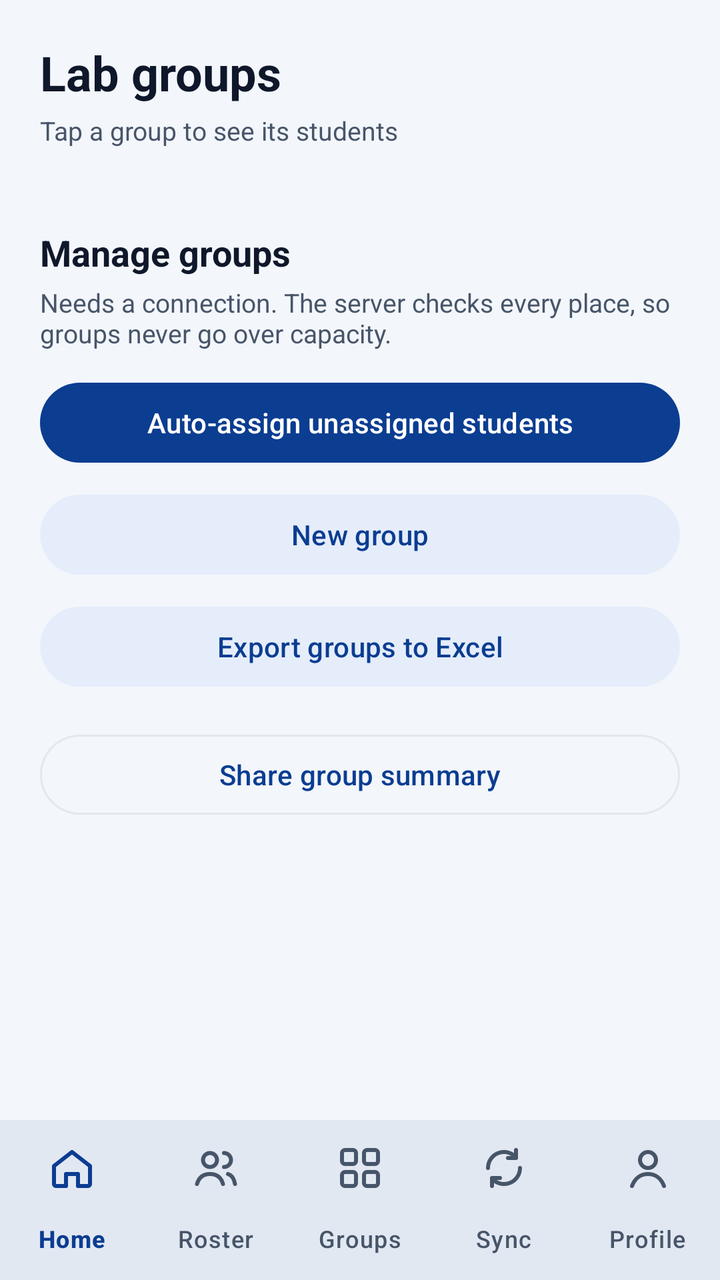
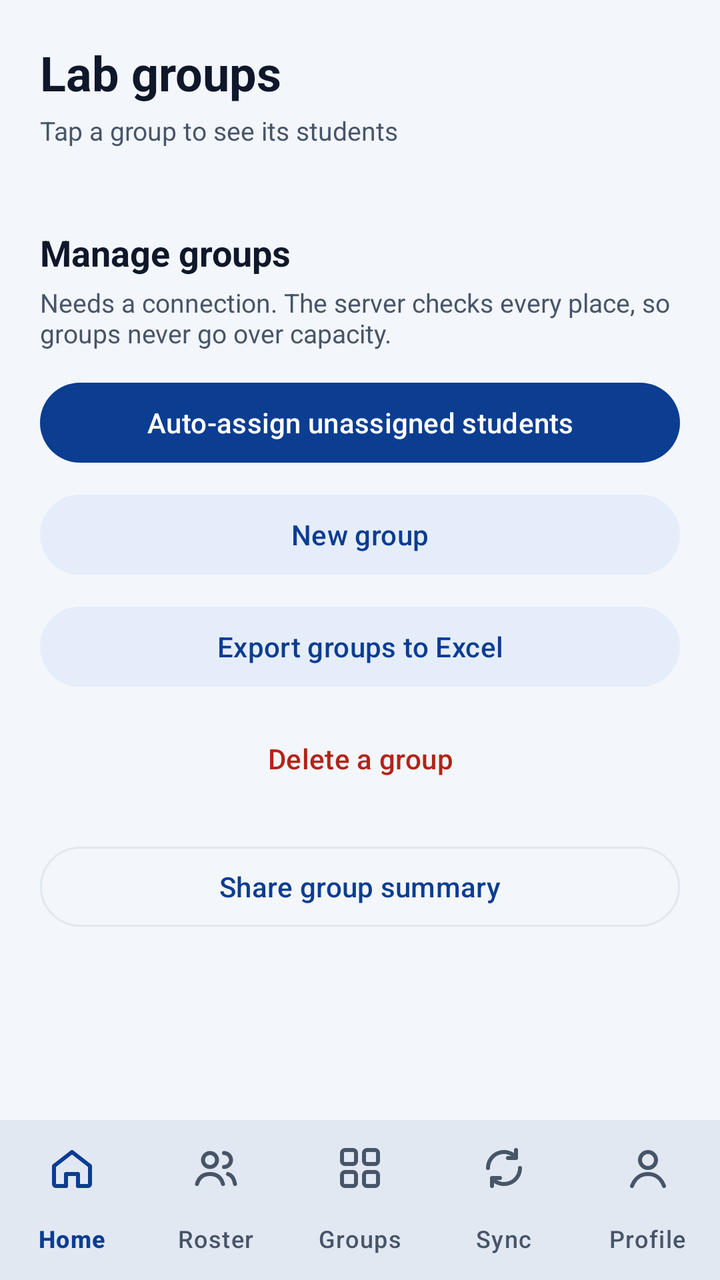

The first picture is an Android layout as it rendered before a commit; the second is the same layout after the commit. The layout source and the unified diff follow.
<!-- AndroidManifest.xml: application theme Theme.MUStudentSync -->
<!-- res/layout/activity_groups.xml -->
<?xml version="1.0" encoding="utf-8"?>
<LinearLayout xmlns:android="http://schemas.android.com/apk/res/android"
    xmlns:app="http://schemas.android.com/apk/res-auto"
    android:layout_width="match_parent"
    android:layout_height="match_parent"
    android:orientation="vertical"
    android:background="@color/campus_ground"
    android:fitsSystemWindows="true">

    <ScrollView
        android:layout_width="match_parent"
        android:layout_height="0dp"
        android:layout_weight="1">

        <LinearLayout
            android:layout_width="match_parent"
            android:layout_height="wrap_content"
            android:orientation="vertical"
            android:padding="20dp">

            <TextView
                android:layout_width="wrap_content"
                android:layout_height="wrap_content"
                android:text="@string/groups_title"
                android:textColor="@color/campus_text"
                android:textSize="24sp"
                android:textStyle="bold"
                android:accessibilityHeading="true" />

            <TextView
                android:layout_width="wrap_content"
                android:layout_height="wrap_content"
                android:layout_marginTop="4dp"
                android:layout_marginBottom="16dp"
                android:text="@string/groups_subtitle"
                android:textColor="@color/campus_muted"
                android:textSize="13sp" />

            <LinearLayout
                android:id="@+id/listAllGroups"
                android:layout_width="match_parent"
                android:layout_height="wrap_content"
                android:background="@drawable/bg_campus_card"
                android:orientation="vertical" />

            
            <TextView
                android:layout_width="wrap_content"
                android:layout_height="wrap_content"
                android:layout_marginTop="24dp"
                android:text="@string/group_manage_title"
                android:textColor="@color/campus_text"
                android:textSize="18sp"
                android:textStyle="bold"
                android:accessibilityHeading="true" />

            <TextView
                android:layout_width="wrap_content"
                android:layout_height="wrap_content"
                android:layout_marginTop="4dp"
                android:text="@string/group_manage_subtitle"
                android:textColor="@color/campus_muted"
                android:textSize="13sp" />

            <com.google.android.material.progressindicator.LinearProgressIndicator
                android:id="@+id/progressGroupAdmin"
                android:layout_width="match_parent"
                android:layout_height="wrap_content"
                android:layout_marginTop="8dp"
                android:indeterminate="true"
                android:visibility="gone"
                android:contentDescription="@string/group_working" />

            <com.google.android.material.button.MaterialButton
                android:id="@+id/btnAutoAssign"
                android:layout_width="match_parent"
                android:layout_height="wrap_content"
                android:layout_marginTop="12dp"
                android:minHeight="48dp"
                android:text="@string/group_auto_button"
                android:contentDescription="@string/group_auto_button_description" />

            <com.google.android.material.button.MaterialButton
                android:id="@+id/btnNewGroup"
                style="@style/Widget.Material3.Button.TonalButton"
                android:layout_width="match_parent"
                android:layout_height="wrap_content"
                android:layout_marginTop="8dp"
                android:minHeight="48dp"
                android:text="@string/group_new_button"
                android:contentDescription="@string/group_new_button_description" />

            <com.google.android.material.button.MaterialButton
                android:id="@+id/btnExportExcel"
                style="@style/Widget.Material3.Button.TonalButton"
                android:layout_width="match_parent"
                android:layout_height="wrap_content"
                android:layout_marginTop="8dp"
                android:minHeight="48dp"
                android:text="@string/group_export_button"
                android:contentDescription="@string/group_export_button_description" />

            
            <com.google.android.material.button.MaterialButton
                android:id="@+id/btnShareGroupSummary"
                style="@style/Widget.Material3.Button.OutlinedButton"
                android:layout_width="match_parent"
                android:layout_height="wrap_content"
                android:layout_marginTop="16dp"
                android:minHeight="48dp"
                android:text="@string/share_summary_button"
                android:contentDescription="@string/share_summary_button_description" />
        </LinearLayout>
    </ScrollView>

    <com.google.android.material.bottomnavigation.BottomNavigationView
        android:id="@+id/bottomNav"
        style="@style/Widget.MUSync.BottomNav"
        android:layout_width="match_parent"
        android:layout_height="wrap_content"
        app:menu="@menu/menu_nav_lecturer" />
</LinearLayout>
<!-- resources referenced by this layout -->
<resources>
  <color name="campus_ground">#F3F6FB</color>
  <color name="campus_muted">#475569</color>
  <color name="campus_text">#0F172A</color>
  <!-- drawable bg_campus_card (drawable) -->
  <?xml version="1.0" encoding="utf-8"?>
  <shape xmlns:android="http://schemas.android.com/apk/res/android" android:shape="rectangle">
      <solid android:color="@color/campus_card" />
      <corners android:radius="16dp" />
  </shape>
  <string name="group_auto_button">Auto-assign unassigned students</string>
  <string name="group_auto_button_description">Place every student without a group into groups of up to 15. Shows a preview first.</string>
  <string name="group_export_button">Export groups to Excel</string>
  <string name="group_export_button_description">Download all groups as an Excel file and share it. The file contains student names and numbers.</string>
  <string name="group_manage_subtitle">Needs a connection. The server checks every place, so groups never go over capacity.</string>
  <string name="group_manage_title">Manage groups</string>
  <string name="group_new_button">New group</string>
  <string name="group_new_button_description">Create the next lab group with 15 places.</string>
  <string name="group_working">Working…</string>
  <string name="groups_subtitle">Tap a group to see its students</string>
  <string name="groups_title">Lab groups</string>
  <string name="share_summary_button">Share group summary</string>
  <string name="share_summary_button_description">Share lab group totals. No student names are included.</string>
  <style name="Widget.MUSync.BottomNav" parent="Widget.Material3.BottomNavigationView">
          <item name="android:background">@color/campus_card</item>
          <item name="itemIconTint">@color/nav_item_color</item>
          <item name="itemTextColor">@color/nav_item_color</item>
          <item name="itemActiveIndicatorStyle">@style/Widget.MUSync.BottomNav.Indicator</item>
          <item name="labelVisibilityMode">labeled</item>
          <item name="elevation">8dp</item>
      </style>
  <style name="Theme.MUStudentSync" parent="Base.Theme.MUStudentSync" />
  <color name="campus_card">#FFFFFF</color>
  <style name="Widget.MUSync.BottomNav.Indicator" parent="Widget.Material3.BottomNavigationView.ActiveIndicator">
          <item name="android:color">@color/campus_tile</item>
      </style>
  <style name="Base.Theme.MUStudentSync" parent="Theme.Material3.DayNight.NoActionBar">
          <item name="colorPrimary">@color/campus_primary</item>
          <item name="colorOnPrimary">@color/campus_on_primary</item>
          <item name="colorPrimaryContainer">@color/campus_tile</item>
          <item name="colorOnPrimaryContainer">@color/campus_navy</item>
          <item name="colorSecondary">@color/campus_blue</item>
          <item name="colorSecondaryContainer">@color/campus_tile</item>
          <item name="colorOnSecondaryContainer">@color/campus_navy</item>
          <item name="colorSurface">@color/campus_card</item>
          <item name="colorOnSurface">@color/campus_text</item>
          <item name="colorOnSurfaceVariant">@color/campus_muted</item>
          <item name="colorOutline">@color/campus_line</item>
          <item name="colorError">@color/campus_full</item>
          <item name="android:colorBackground">@color/campus_ground</item>
          <item name="colorOnBackground">@color/campus_text</item>
          
          <item name="android:windowBackground">@color/campus_ground</item>
      </style>
  <color name="campus_tile">#E5EDFB</color>
  <color name="campus_primary">#0B3D91</color>
  <color name="campus_on_primary">#FFFFFF</color>
  <color name="campus_navy">#0B3D91</color>
  <color name="campus_blue">#1F5FD1</color>
  <color name="campus_line">#E2E8F0</color>
  <color name="campus_full">#B42318</color>
</resources>

<!-- the commit's change to res/layout/activity_groups.xml (unified diff, before → after) -->
@@ -100,6 +100,17 @@
                 android:text="@string/group_export_button"
                 android:contentDescription="@string/group_export_button_description" />
 
+            <com.google.android.material.button.MaterialButton
+                android:id="@+id/btnDeleteGroup"
+                style="@style/Widget.Material3.Button.TextButton"
+                android:layout_width="match_parent"
+                android:layout_height="wrap_content"
+                android:layout_marginTop="8dp"
+                android:minHeight="48dp"
+                android:text="@string/group_delete_button"
+                android:textColor="?attr/colorError"
+                android:contentDescription="@string/group_delete_button_description" />
+
             
             <com.google.android.material.button.MaterialButton
                 android:id="@+id/btnShareGroupSummary"
<!-- resource entries referenced after the edit -->
@@ -11,6 +11,8 @@
   </shape>
   <string name="group_auto_button">Auto-assign unassigned students</string>
   <string name="group_auto_button_description">Place every student without a group into groups of up to 15. Shows a preview first.</string>
+  <string name="group_delete_button">Delete a group</string>
+  <string name="group_delete_button_description">Choose a group to delete. Its students become Unassigned; no student is deleted.</string>
   <string name="group_export_button">Export groups to Excel</string>
   <string name="group_export_button_description">Download all groups as an Excel file and share it. The file contains student names and numbers.</string>
   <string name="group_manage_subtitle">Needs a connection. The server checks every place, so groups never go over capacity.</string>
